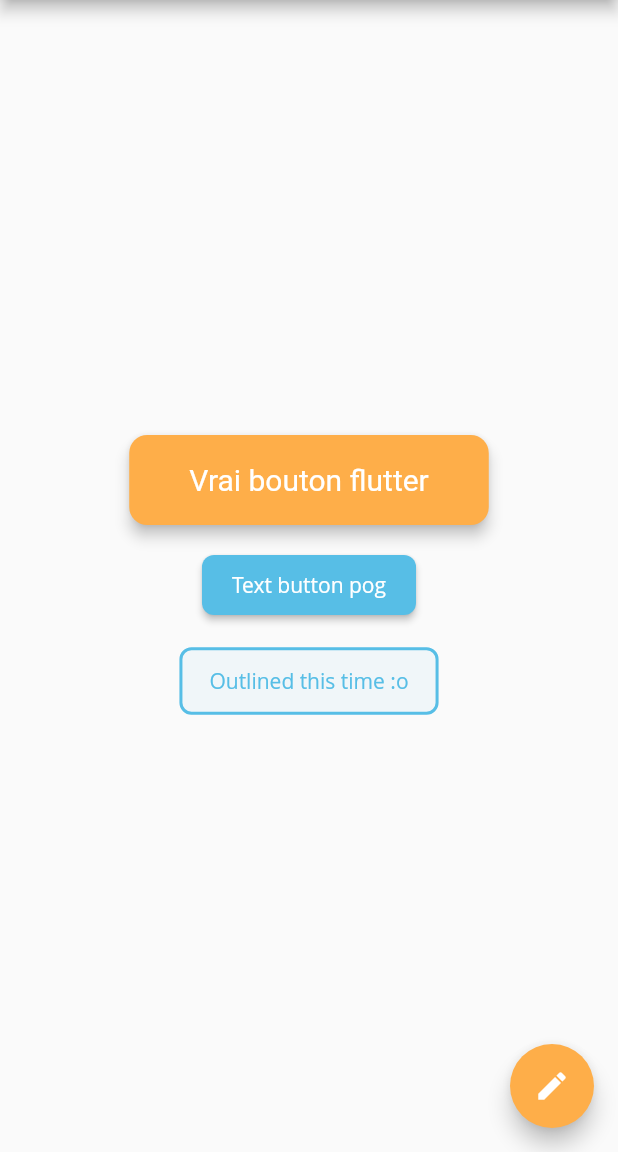
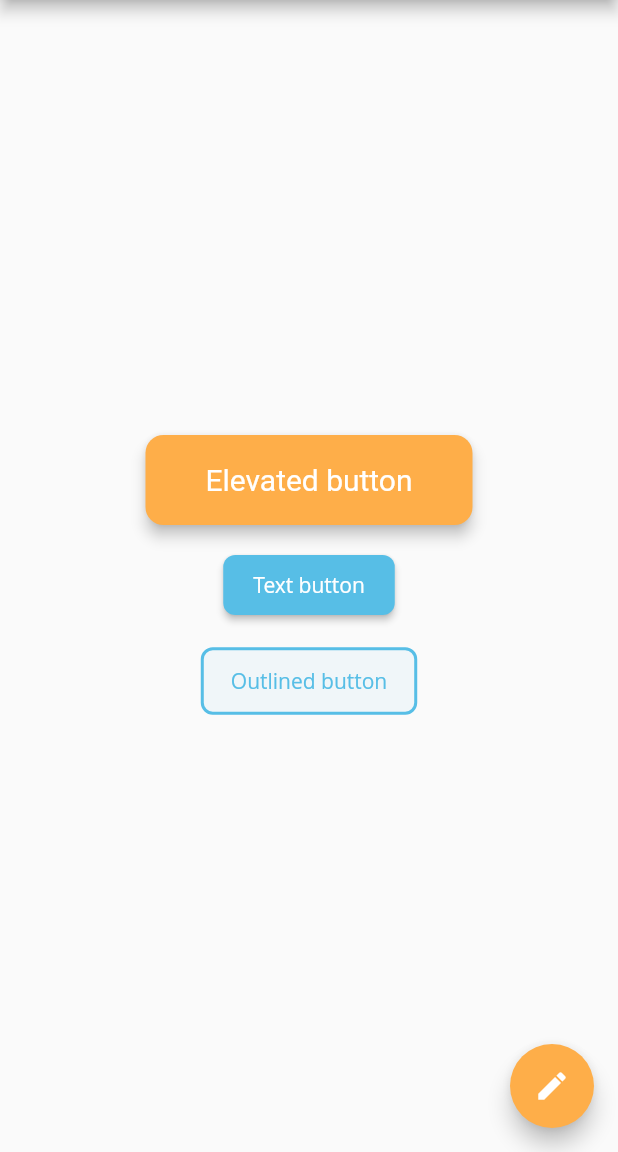
Before and after one commit to cr-crme/crcrme_material_theme, a Flutter app: the ButtonShowcase screen opened by its route, on a phone screen of 412 x 824 dp, the part 84-1236 px from its top. Run offline on Flutter 3.47's test engine with Material 2 defaults, Android fonts, the phone set to English and light mode, and no system bars; Roboto replaces fonts that are missing (Open Sans).

Commit message:
Cleaned button's text

```diff
--- a/lib/screens/button_showcase.dart
+++ b/lib/screens/button_showcase.dart
@@ -18,17 +18,17 @@ class ButtonShowcase extends StatelessWidget {
             Padding(
               padding: const EdgeInsets.all(8.0),
               child: ElevatedButton(
-                  onPressed: () {}, child: const Text("Vrai bouton flutter")),
+                  onPressed: () {}, child: const Text("Elevated button")),
             ),
             Padding(
               padding: const EdgeInsets.all(8.0),
               child: TextButton(
-                  onPressed: () {}, child: const Text("Text button pog")),
+                  onPressed: () {}, child: const Text("Text button")),
             ),
             Padding(
               padding: const EdgeInsets.all(8.0),
               child: OutlinedButton(
-                  onPressed: () {}, child: const Text("Outlined this time :o")),
+                  onPressed: () {}, child: const Text("Outlined button")),
             ),
           ],
         ),
```
